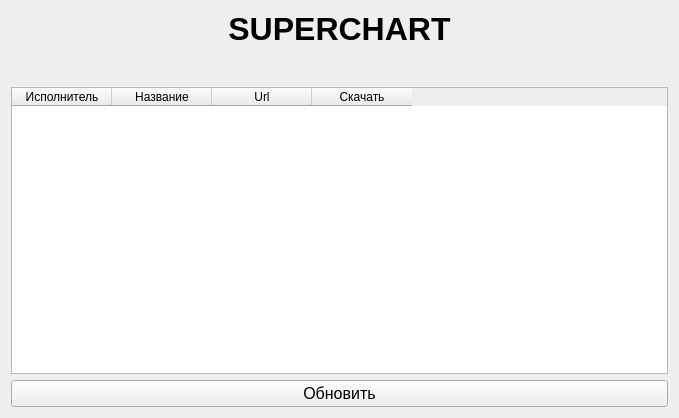
Above: mainform.ui from maxiprogram/DownloadRRSC before the change. Below: the same form after it.
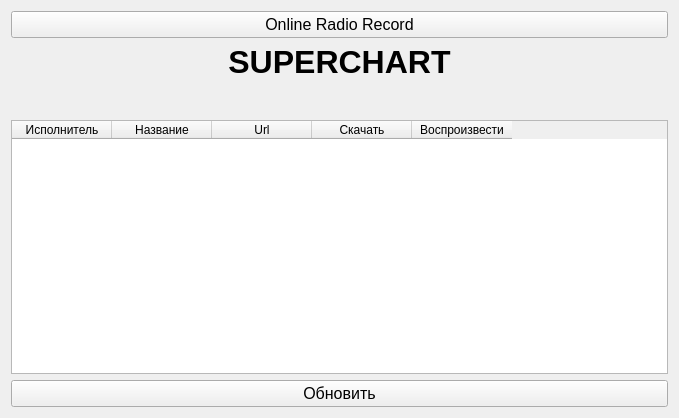
That is the form after the change. Icons and pictures are not drawn.

Commit message: Add Online Play

```diff
--- a/mainform.ui
+++ b/mainform.ui
@@ -15,6 +15,28 @@
   </property>
   <widget class="QWidget" name="centralWidget">
    <layout class="QVBoxLayout" name="verticalLayout">
+    <item>
+     <widget class="QPushButton" name="pushButton_2">
+      <property name="font">
+       <font>
+        <pointsize>12</pointsize>
+       </font>
+      </property>
+      <property name="text">
+       <string>Online Radio Record</string>
+      </property>
+      <property name="icon">
+       <iconset resource="resource.qrc">
+        <normaloff>:/play.png</normaloff>:/play.png</iconset>
+      </property>
+      <property name="iconSize">
+       <size>
+        <width>32</width>
+        <height>32</height>
+       </size>
+      </property>
+     </widget>
+    </item>
     <item>
      <widget class="QLabel" name="label">
       <property name="font">
@@ -80,6 +102,11 @@
         <string>Скачать</string>
        </property>
       </column>
+      <column>
+       <property name="text">
+        <string>Воспроизвести</string>
+       </property>
+      </column>
      </widget>
     </item>
     <item>
```
Left out of the diff: 4 changed lines with no effect on the pictures. The commit also changes 7 other files.
